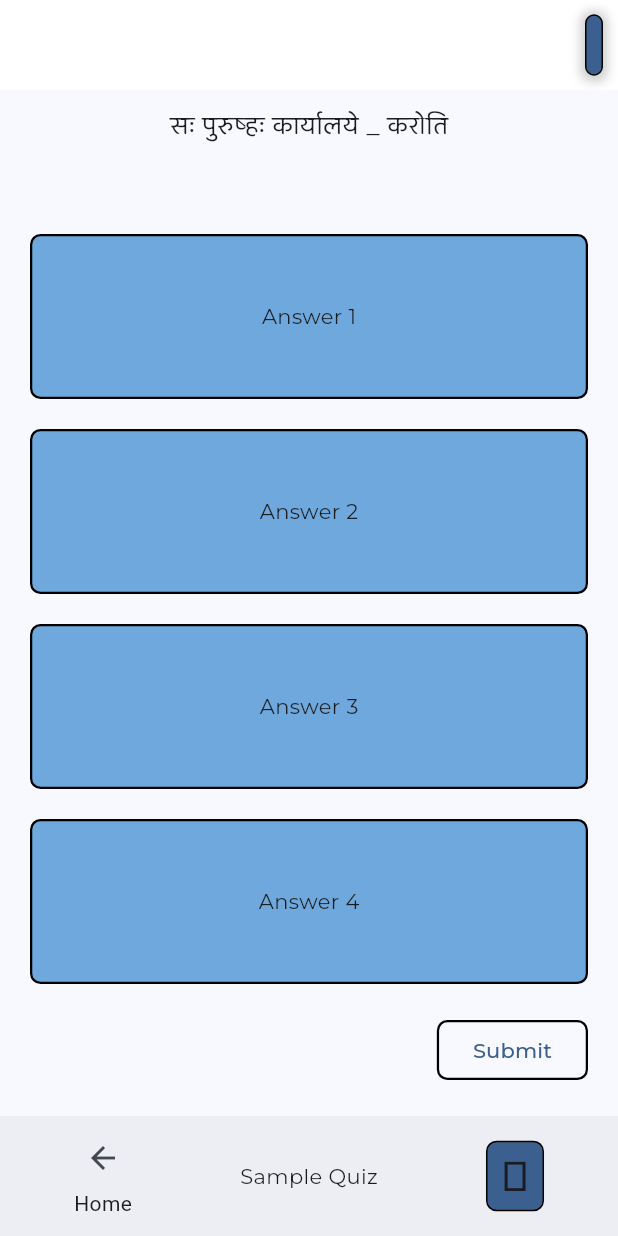
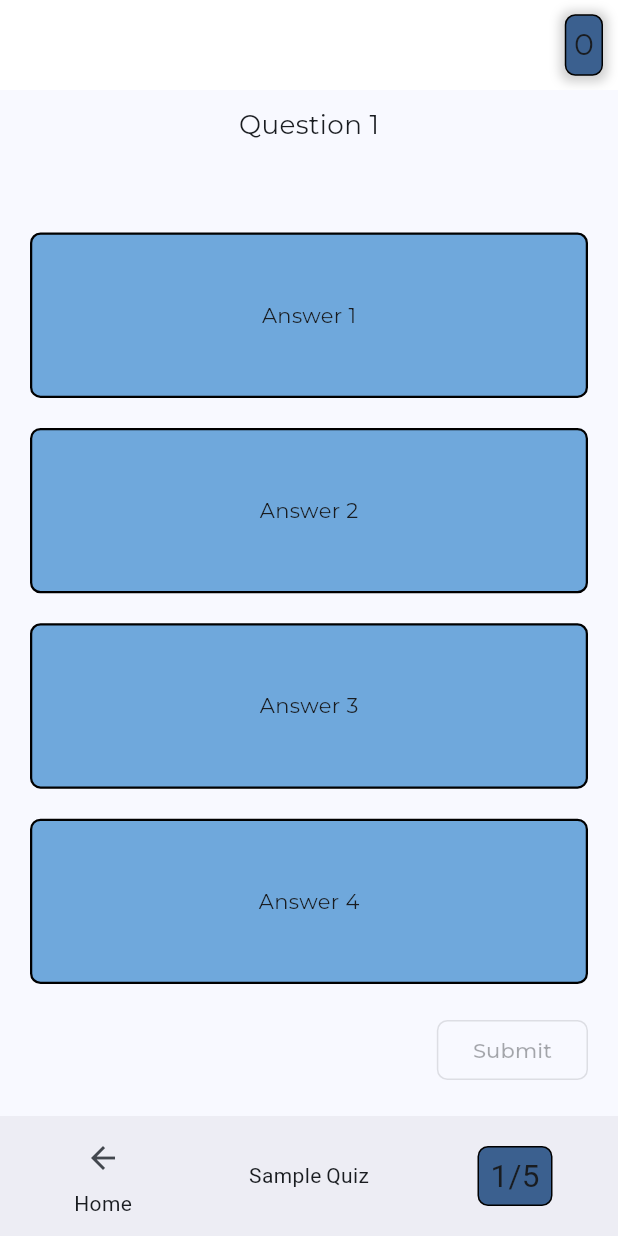
Before and after one commit to JishnuM5/5MinuteSanskrit, a Flutter app: the screen it shows after launch, after a tap on "Sample Quiz", on a phone screen of 412 x 824 dp. Run offline on Flutter 3.47's test engine with Material 3 defaults, Android fonts, the phone set to English and light mode, and no system bars; our stand-ins replace animated_text_kit, google_fonts.

Commit message:
5 working questions, functionality between pages, and points

```diff
--- /dev/null
+++ b/lib/app_bars.dart
@@ -0,0 +1,85 @@
+import 'package:flutter/material.dart';
+import 'package:provider/provider.dart';
+import 'package:google_fonts/google_fonts.dart';
+import 'main.dart';
+import 'quiz_page.dart';
+
+//This is the navigation bar that will be displayed on the main page
+
+class NavBar extends StatelessWidget {
+  const NavBar({super.key, required this.navBarIndex});
+
+  final int navBarIndex;
+
+  @override
+  Widget build(BuildContext context) {
+    return NavigationBar(
+      //This method is passed as a callback function, so parameter is implicit
+      //Still, I'm explicitly calling it here with a lambda function for comprehensibility
+      // I also don't need a currentIndex property because I don't need to access it.
+      onDestinationSelected: (int index) =>
+          context.read<MyAppState>().onItemTapped(index),
+      selectedIndex: navBarIndex,
+      destinations: const <Widget>[
+        NavigationDestination(
+          icon: Icon(Icons.home),
+          label: 'Home',
+        ),
+        NavigationDestination(
+          icon: Icon(Icons.account_circle_rounded),
+          label: 'Profile',
+        ),
+      ],
+    );
+  }
+}
+
+// This navigation bar is for the quiz page
+class QuizBar extends StatelessWidget {
+  const QuizBar({
+    super.key,
+    required this.navBarIndex,
+  });
+
+  final int navBarIndex;
+
+  @override
+  Widget build(BuildContext context) {
+    return NavigationBar(
+      selectedIndex: navBarIndex,
+      onDestinationSelected: (int index) =>
+          context.read<MyAppState>().onItemTapped(index),
+      destinations: <Widget>[
+        const NavigationDestination(
+          icon: Icon(Icons.arrow_back),
+          label: 'Home',
+        ),
+        Center(
+            child: Text(
+          'Sample Quiz',
+          style: TextStyle(fontFamily: GoogleFonts.courierPrime().fontFamily),
+        )),
+        Center(
+          child: Container(
+            alignment: Alignment.center,
+            width: 50,
+            height: 40,
+            decoration: BoxDecoration(
+              border: Border.all(
+                color: Colors.black,
+              ),
+              borderRadius: const BorderRadius.all(Radius.circular(7)),
+              color: Theme.of(context).primaryColor,
+            ),
+            child: Text(
+              '${context.watch<MyQuizState>().currentQ + 1}/5',
+              style: DefaultTextStyle.of(context).style.apply(
+                  fontSizeFactor: 1.5,
+                  fontFamily: GoogleFonts.courierPrime().fontFamily),
+            ),
+          ),
+        )
+      ],
+    );
+  }
+}
--- a/lib/main.dart
+++ b/lib/main.dart
@@ -3,6 +3,7 @@ import 'package:google_fonts/google_fonts.dart';
 import 'package:provider/provider.dart';
 import 'package:animated_text_kit/animated_text_kit.dart';
 import 'quiz_page.dart';
+import 'app_bars.dart';
 import 'themes.dart';
 
 void main() {
@@ -34,7 +35,7 @@ class MyApp extends StatelessWidget {
 class MyAppState extends ChangeNotifier {
   int _pageIndex = 0;
 
-  void _onItemTapped(int index) {
+  void onItemTapped(int index) {
     _pageIndex = index;
     notifyListeners();
   }
@@ -53,31 +54,24 @@ class _MyHomePageState extends State<MyHomePage> {
   // The selected index state manages page navigation
   @override
   Widget build(BuildContext context) {
-    var appState = context.watch<MyAppState>();
     Widget page;
     Widget appBar;
-    switch (appState._pageIndex) {
+    switch (context.watch<MyAppState>()._pageIndex) {
       case 0:
         page = const MainPage();
-        appBar = NavBar(
-          appState: appState,
-          navBarIndex: 0,
-        );
-
+        appBar = const NavBar(navBarIndex: 0);
         break;
       case 1:
         page = const Placeholder();
-        appBar = NavBar(
-          appState: appState,
-          navBarIndex: 1,
-        );
+        appBar = const NavBar(navBarIndex: 1);
         break;
       case 2:
         page = const QuizPage();
-        appBar = QuizBar(
-          appState: appState,
-          navBarIndex: 1,
-        );
+        appBar = const QuizBar(navBarIndex: 1);
+      case 3:
+        page = const Placeholder();
+        appBar = const QuizBar(navBarIndex: 1);
+        break;
       default:
         throw UnimplementedError();
     }
@@ -119,7 +113,8 @@ class _MyHomePageState extends State<MyHomePage> {
                   ),
                 ],
               ),
-              child: const Text('', style: TextStyle(fontSize: 20.0)),
+              child: Text('${context.watch<MyQuizState>().points}',
+                  style: const TextStyle(fontSize: 20.0)),
             ),
           ),
         ],
@@ -128,79 +123,6 @@ class _MyHomePageState extends State<MyHomePage> {
       bottomNavigationBar: appBar,
       // The body of the app
       body: page,
-    );
-  }
-}
-
-//This is the navigation bar that will be displayed on the main page
-class NavBar extends StatelessWidget {
-  const NavBar({super.key, required this.appState, required this.navBarIndex});
-
-  final MyAppState appState;
-  final int navBarIndex;
-
-  @override
-  Widget build(BuildContext context) {
-    return NavigationBar(
-      //This method is passed as a callback function, so parameter is implicit
-      //Still, I'm explicitly calling it here with a lambda function for comprehensibility
-      // I also don't need a currentIndex property because I don't need to access it.
-      onDestinationSelected: (int index) => appState._onItemTapped(index),
-      selectedIndex: navBarIndex,
-      destinations: const <Widget>[
-        NavigationDestination(
-          icon: Icon(Icons.home),
-          label: 'Home',
-        ),
-        NavigationDestination(
-          icon: Icon(Icons.account_circle_rounded),
-          label: 'Profile',
-        ),
-      ],
-    );
-  }
-}
-
-// This navigation bar is for the quiz page
-class QuizBar extends StatelessWidget {
-  const QuizBar({
-    super.key,
-    required this.appState,
-    required this.navBarIndex,
-  });
-
-  final MyAppState appState;
-  final int navBarIndex;
-
-  @override
-  Widget build(BuildContext context) {
-    return NavigationBar(
-      selectedIndex: navBarIndex,
-      onDestinationSelected: (int index) => appState._onItemTapped(index),
-      destinations: <Widget>[
-        const NavigationDestination(
-          icon: Icon(Icons.arrow_back),
-          label: 'Home',
-        ),
-        const Center(child: Text('Sample Quiz')),
-        Center(
-          child: Container(
-            padding: const EdgeInsets.fromLTRB(10, 2.5, 10, 2.5),
-            decoration: BoxDecoration(
-              border: Border.all(
-                color: Colors.black,
-              ),
-              borderRadius: const BorderRadius.all(Radius.circular(7)),
-              color: Theme.of(context).primaryColor,
-            ),
-            child: Text(
-              '⅕',
-              style:
-                  DefaultTextStyle.of(context).style.apply(fontSizeFactor: 2.0),
-            ),
-          ),
-        )
-      ],
     );
   }
 }
@@ -221,10 +143,11 @@ class _MainPageState extends State<MainPage> {
       body: SingleChildScrollView(
         child: Column(
           children: [
-            Text("This Week's Quizzes",
-                style: DefaultTextStyle.of(context).style.apply(
-                    fontSizeFactor: 2.0,
-                    fontFamily: GoogleFonts.montserrat().fontFamily)),
+            Text(
+              "This Week's Quizzes",
+              style:
+                  DefaultTextStyle.of(context).style.apply(fontSizeFactor: 2.0),
+            ),
             const Padding(
               padding: EdgeInsets.all(8.0),
               child: Divider(),
@@ -234,7 +157,8 @@ class _MainPageState extends State<MainPage> {
               // A single quiz tile
               child: InkWell(
                 onTap: () {
-                  context.read<MyAppState>()._onItemTapped(2);
+                  context.read<MyAppState>().onItemTapped(2);
+                  context.read<MyQuizState>().reset();
                 },
                 highlightColor: Colors.blueGrey.withOpacity(0.2),
                 splashColor: Colors.blueGrey.withOpacity(0.5),
@@ -261,19 +185,23 @@ class _MainPageState extends State<MainPage> {
                 ),
               ),
             ),
-            AnimatedTextKit(
-                isRepeatingAnimation: true,
-                repeatForever: false,
-                animatedTexts: [
-                  TypewriterAnimatedText(
-                    'some text',
-                    cursor: '।',
-                    speed: const Duration(milliseconds: 100),
-                  )
-                ]),
           ],
         ),
       ),
     );
   }
 }
+
+Widget useLater() {
+  return AnimatedTextKit(
+    isRepeatingAnimation: true,
+    repeatForever: false,
+    animatedTexts: [
+      TypewriterAnimatedText(
+        'some text',
+        cursor: '।',
+        speed: const Duration(milliseconds: 100),
+      )
+    ],
+  );
+}
--- /dev/null
+++ b/lib/question.dart
@@ -0,0 +1,11 @@
+class Question {
+  final String question;
+  final List<String> answers;
+  final int correctIndex;
+
+  Question({
+    required this.question,
+    required this.answers,
+    required this.correctIndex,
+  });
+}
--- a/lib/quiz_page.dart
+++ b/lib/quiz_page.dart
@@ -1,18 +1,63 @@
 import 'package:flutter/material.dart';
 import 'package:provider/provider.dart';
+import 'question.dart';
 
 class MyQuizState extends ChangeNotifier {
+  final List<Question> _qList = [
+    Question(
+        question: "Question 1",
+        answers: ["Answer 1", "Answer 2", "Answer 3", "Answer 4"],
+        correctIndex: 0),
+    Question(
+        question: "Question 2",
+        answers: ["Answer 1", "Answer 2", "Answer 3", "Answer 4"],
+        correctIndex: 0),
+    Question(
+        question: "Question 3",
+        answers: ["Answer 1", "Answer 2", "Answer 3", "Answer 4"],
+        correctIndex: 0),
+    Question(
+        question: "Question 4",
+        answers: ["Answer 1", "Answer 2", "Answer 3", "Answer 4"],
+        correctIndex: 0),
+    Question(
+        question: "Question 5",
+        answers: ["Answer 1", "Answer 2", "Answer 3", "Answer 4"],
+        correctIndex: 0),
+  ];
+
   int _selectedIndex = -1;
-  final int _correctIndex = 0;
+  bool _ansSubmitted = false;
+  int currentQ = 0;
+  int points = 0;
 
-  void _onAnswerSelected(int index) {
+  void _addPoints(int numPoints) {
+    if (_selectedIndex == _qList[currentQ].correctIndex) {
+      points += numPoints;
+    }
+  }
+
+  void _onAnsSelected(int index) {
     _selectedIndex = index;
     notifyListeners();
   }
 
-  bool _onAnswerSubmitted() {
+  void _onAnsSubmitted() {
+    _ansSubmitted = true;
     notifyListeners();
-    return _correctIndex == _selectedIndex;
+  }
+
+  void reset() {
+    if (currentQ == _qList.length - 1) {
+      //Summary Page
+    } else {
+      if (_ansSubmitted) {
+        currentQ++;
+      }
+    }
+    _selectedIndex = -1;
+    _ansSubmitted = false;
+    notifyListeners();
   }
 }
 
@@ -26,6 +71,9 @@ class QuizPage extends StatefulWidget {
 class _QuizPageState extends State<QuizPage> {
   @override
   Widget build(BuildContext context) {
+    var watchState = context.watch<MyQuizState>();
+    var readState = context.read<MyQuizState>();
+    var currentQ = watchState.currentQ;
     return Scaffold(
       // A scroll view of questions
       body: LayoutBuilder(builder: (context, constraints) {
@@ -40,35 +88,55 @@ class _QuizPageState extends State<QuizPage> {
                 child: Column(
                   mainAxisSize: MainAxisSize.max,
                   children: [
-                    Text(
-                      'सः पुरुष्हः कार्यालये _ करोति',
+                    Text(watchState._qList[currentQ].question,
                         style: DefaultTextStyle.of(context)
                             .style
-                          .apply(fontSizeFactor: 1.25),
-                    ),
+                            .apply(fontSizeFactor: 1.25)),
                     const SizedBox(height: 50),
-                    const Expanded(
-                        child: AnswerTile(option: 'Answer 1', index: 0)),
-                    const Expanded(
-                        child: AnswerTile(option: 'Answer 2', index: 1)),
-                    const Expanded(
-                        child: AnswerTile(option: 'Answer 3', index: 2)),
-                    const Expanded(
-                        child: AnswerTile(option: 'Answer 4', index: 3)),
+                    Expanded(
+                        child: AnswerTile(
+                            option: watchState._qList[currentQ].answers[0],
+                            index: 0)),
+                    Expanded(
+                        child: AnswerTile(
+                            option: watchState._qList[currentQ].answers[1],
+                            index: 1)),
+                    Expanded(
+                        child: AnswerTile(
+                            option: watchState._qList[currentQ].answers[2],
+                            index: 2)),
+                    Expanded(
+                        child: AnswerTile(
+                            option: watchState._qList[currentQ].answers[3],
+                            index: 3)),
                     Row(
                       mainAxisAlignment: MainAxisAlignment.end,
                       children: [
                         Padding(
                           padding: const EdgeInsets.all(10.0),
                           child: OutlinedButton(
-                            onPressed: () => {},
+                            onPressed: watchState._selectedIndex == -1
+                                ? null
+                                : () => {
+                                      if (readState._ansSubmitted)
+                                        {
+                                          readState._addPoints(5),
+                                          readState.reset(),
+                                        }
+                                      else
+                                        {readState._onAnsSubmitted()}
+                                    },
                             style: OutlinedButton.styleFrom(
-                              side: const BorderSide(width: 1.5),
+                              side: watchState._selectedIndex == -1
+                                  ? null
+                                  : const BorderSide(width: 1.5),
                               shape: RoundedRectangleBorder(
                                 borderRadius: BorderRadius.circular(7),
                               ),
                             ),
-                            child: const Text("Submit"),
+                            child: Text(
+                              watchState._ansSubmitted ? "Next" : "Submit",
+                            ),
                           ),
                         ),
                       ],
@@ -96,22 +164,49 @@ class AnswerTile extends StatelessWidget {
 
   @override
   Widget build(BuildContext context) {
-    var quizState = context.watch<MyQuizState>();
+    var watchState = context.watch<MyQuizState>();
+    var readState = context.read<MyQuizState>();
     Border border;
-    if (quizState._selectedIndex == index) {
+    if (watchState._selectedIndex == index) {
+      if (watchState._ansSubmitted) {
+        if (readState._qList[readState.currentQ].correctIndex == index) {
+          border = Border.all(
+            color: Colors.green[800]!,
+            width: 4.0,
+          );
+        } else {
+          border = Border.all(
+            color: Colors.red[900]!,
+            width: 4.0,
+          );
+        }
+      } else {
         border = Border.all(
           color: Theme.of(context).primaryColorDark,
+          width: 4.0,
+        );
+      }
+    } else {
+      if (watchState._ansSubmitted &&
+          readState._qList[readState.currentQ].correctIndex == index) {
+        border = Border.all(
+          color: Colors.green[800]!,
           width: 4.0,
         );
       } else {
         border = Border.all(color: Colors.black, width: 1.5);
       }
+    }
     return Padding(
       padding: const EdgeInsets.all(10),
       child: MouseRegion(
-        cursor: SystemMouseCursors.click,
+        cursor: watchState._ansSubmitted
+            ? SystemMouseCursors.basic
+            : SystemMouseCursors.click,
         child: GestureDetector(
-          onTap: () => context.read<MyQuizState>()._onAnswerSelected(index),
+          onTap: watchState._ansSubmitted
+              ? null
+              : () => readState._onAnsSelected(index),
           child: Container(
             decoration: BoxDecoration(
               border: border,
--- a/pubspec.yaml
+++ b/pubspec.yaml
@@ -63,7 +63,7 @@ flutter:
 
   # To add assets to your application, add an assets section, like this:
   assets:
-    - assets/logo.png
+    - assets/
   # An image asset can refer to one or more resolution-specific "variants", see
   # https://flutter.dev/assets-and-images/#resolution-aware
 
```
Also changed, not shown: assets/logo.png (deleted), pubspec.lock, 1 other file. Lines whose indentation alone changed are shown as unchanged.
